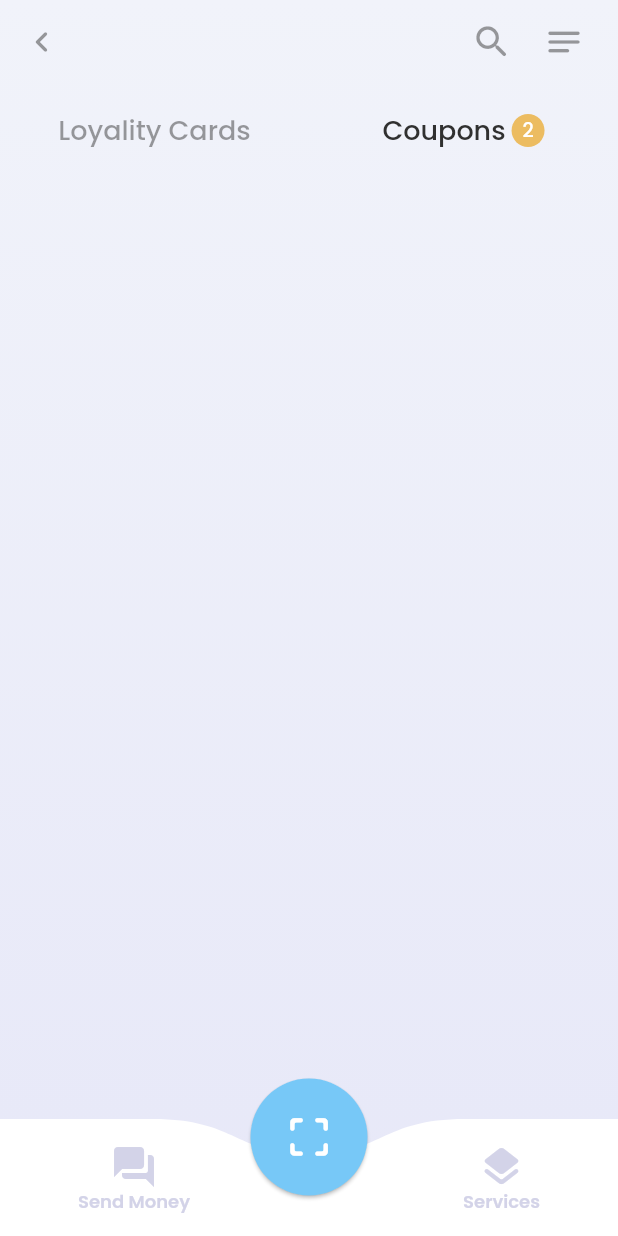
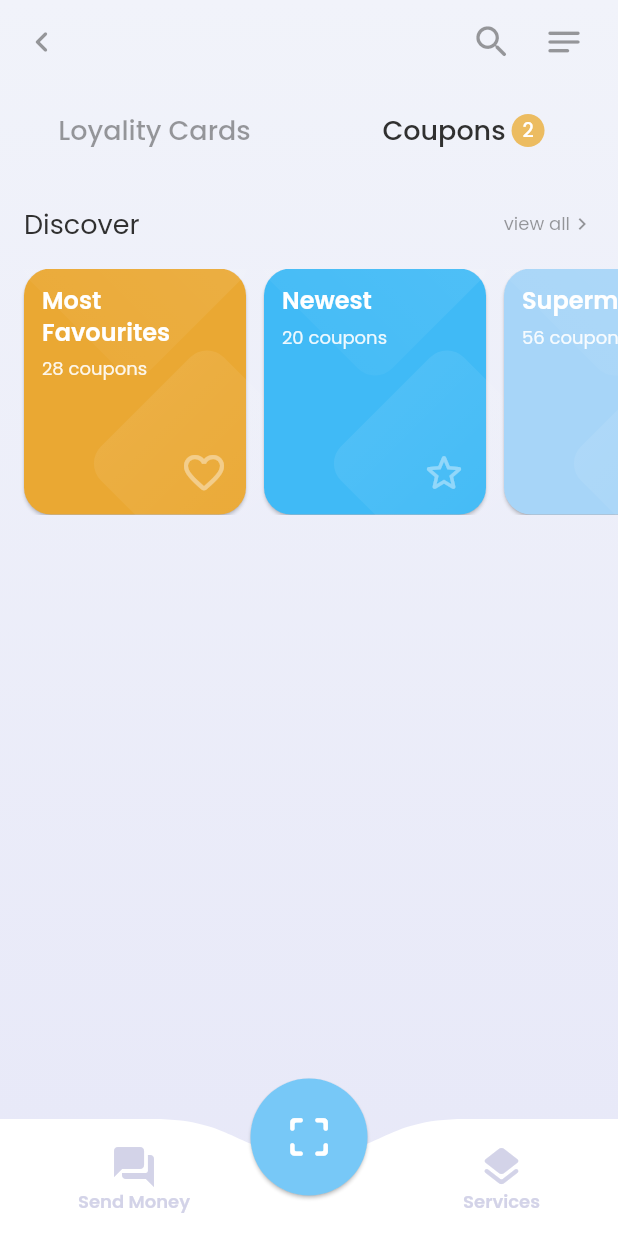
Before and after one commit to federicodesia/coupons_app, a Flutter app: the screen it shows after launch, on a phone screen of 412 x 824 dp. Run offline on Flutter 3.47's test engine with Material 2 defaults, Android fonts, the phone set to English and light mode, and no system bars.

Commit message:
Discover cards

```diff
--- a/lib/constants.dart
+++ b/lib/constants.dart
@@ -1,4 +1,6 @@
 import 'package:flutter/material.dart';
+
+const double cPadding = 16.0;
 
 // Bottom Navigation Bar
 double cBottomNavigationBarCurve = 24.0;
@@ -11,6 +13,7 @@ double cFloatingActionButtonHeight = (cBottomNavigationBarOptionSize - (cBottomN
 Color cTextColor = Color(0xFF303030);
 Color cLightColor = cTextColor.withOpacity(0.48);
 
+// Text
 TextStyle cTabTextStyle = TextStyle(
   fontSize: 18.0,
   fontFamily: "Poppins",
@@ -23,3 +26,13 @@ TextStyle cTextStyle = TextStyle(
   color: cLightColor,
   fontWeight: FontWeight.w400
 );
+
+TextStyle cHeaderTextStyle = TextStyle(
+  fontSize: 18.0,
+  fontFamily: "Poppins",
+  color: cTextColor,
+  fontWeight: FontWeight.w400
+);
+
+// Cards
+BorderRadius cCardBorderRadius = BorderRadius.circular(18.0);
--- a/lib/main.dart
+++ b/lib/main.dart
@@ -1,4 +1,5 @@
 import 'package:coupons_app/constants.dart';
+import 'package:coupons_app/tabs/coupons_tab/coupons_tab.dart';
 import 'package:flutter/material.dart';
 
 void main() => runApp(MyApp());
@@ -115,7 +116,7 @@ class HomePageState extends State<HomePage> {
               Container(),
 
               // Coupons Tab
-              Container()
+              CouponsTab()
             ],
           ),
           bottomNavigationBar: Stack(
--- /dev/null
+++ b/lib/tabs/coupons_tab/coupons_tab.dart
@@ -0,0 +1,192 @@
+import 'dart:ui';
+import 'package:coupons_app/constants.dart';
+import 'package:coupons_app/models/discover.dart';
+import 'package:flutter/material.dart';
+import 'dart:math' as math;
+
+class CouponsTab extends StatefulWidget{
+
+  @override
+  _CouponsTabState createState() => _CouponsTabState();
+}
+
+class _CouponsTabState extends State<CouponsTab>{
+
+  ScrollController scrollController = new ScrollController();
+
+  @override
+  void initState() {
+    super.initState();
+  }
+
+  @override
+  void dispose() {
+    super.dispose();
+  }
+
+  @override
+  Widget build(BuildContext context){
+    return CustomScrollView(
+      controller: scrollController,
+      physics: BouncingScrollPhysics(),
+      slivers: [
+        SliverToBoxAdapter(
+          child: Column(
+            children: [
+              Padding(
+                padding: const EdgeInsets.all(cPadding),
+                child: Row(
+                  children: [
+                    Text(
+                      "Discover",
+                      style: cHeaderTextStyle
+                    ),
+                    Spacer(),
+
+                    Text(
+                      "view all",
+                      style: cTextStyle,
+                    ),
+
+                    Icon(
+                      Icons.navigate_next,
+                      size: 16.0,
+                      color: cLightColor
+                    )
+                  ]
+                ),
+              ),
+
+              Padding(
+                padding: const EdgeInsets.only(bottom: cPadding),
+                child: SizedBox(
+                  height: 164.0,
+                  child: ListView.separated(
+                    physics: BouncingScrollPhysics(),
+                    padding: EdgeInsets.symmetric(horizontal: cPadding),
+                    scrollDirection: Axis.horizontal,
+                    itemCount: discoverList.length,
+                    separatorBuilder: (BuildContext context, int index){
+                      return SizedBox(width: 12.0,);
+                    },
+                    itemBuilder: (BuildContext context, int index){
+                      return SizedBox(
+                        width: 148.0,
+                        child: DiscoverCard(discoverList[index])
+                      );
+                    },
+                  ),
+                ),
+              ),
+            ],
+          ),
+        ),
+      ],
+    );
+  }
+}
+
+class DiscoverCard extends StatelessWidget{
+  final Discover discover;
+  DiscoverCard(this.discover);
+
+  Widget build(BuildContext context){
+    return Card(
+      margin: EdgeInsets.zero,
+      color: discover.backgroundColor,
+      shape: RoundedRectangleBorder(
+        borderRadius: cCardBorderRadius
+      ),
+      child: Stack(
+        children: [
+          DiscoverCardShadow(
+            xTranslate: 0,
+            yTranslate: -86,
+            gradient: LinearGradient(
+              begin: Alignment.topCenter,
+              end: Alignment.bottomCenter,
+              colors: [
+                Colors.white.withOpacity(0.08),
+                Colors.white.withOpacity(0.04)
+              ]
+            )
+          ),
+          DiscoverCardShadow(
+            xTranslate: 48,
+            yTranslate: 48,
+            gradient: LinearGradient(
+              begin: Alignment.centerLeft,
+              end: Alignment.centerRight,
+              colors: [
+                Colors.white.withOpacity(0.08),
+                Colors.white.withOpacity(0.02)
+              ]
+            )
+          ),
+
+          Padding(
+            padding: const EdgeInsets.all(12.0),
+            child: Column(
+              crossAxisAlignment: CrossAxisAlignment.start,
+              children: [
+                Text(
+                  discover.title,
+                  style: cTextStyle.copyWith(
+                    fontSize: 16.0,
+                    height: 1.3,
+                    fontWeight: FontWeight.w600,
+                    color: Colors.white
+                  ),
+                ),
+                SizedBox(height: 4.0,),
+
+                Text(
+                  discover.couponsCount.toString() + " coupons",
+                  style: cTextStyle.copyWith(
+                    color: Colors.white.withOpacity(0.9)
+                  ),
+                ),
+                Spacer(),
+
+                Align(
+                  alignment: Alignment.bottomRight,
+                  child: Icon(
+                    discover.icon,
+                    size: 32.0,
+                    color: Colors.white.withOpacity(0.4),
+                  ),
+                )
+              ],
+            ),
+          )
+        ],
+      ),
+    );
+  }
+}
+
+class DiscoverCardShadow extends StatelessWidget{
+  final double xTranslate;
+  final double yTranslate;
+  final Gradient gradient;
+  DiscoverCardShadow({required this.xTranslate, required this.yTranslate, required this.gradient});
+
+  Widget build(BuildContext context){
+    return Center(
+      child: Transform.translate(
+        offset: Offset(xTranslate, yTranslate),
+        child: Transform.rotate(
+          angle: math.pi / 4,
+          child: Container(
+            width: 116,
+            height: 116,
+            decoration: BoxDecoration(
+              borderRadius: BorderRadius.circular(16.0),
+              gradient: gradient
+            )
+          ),
+        ),
+      ),
+    );
+  }
+}
```
